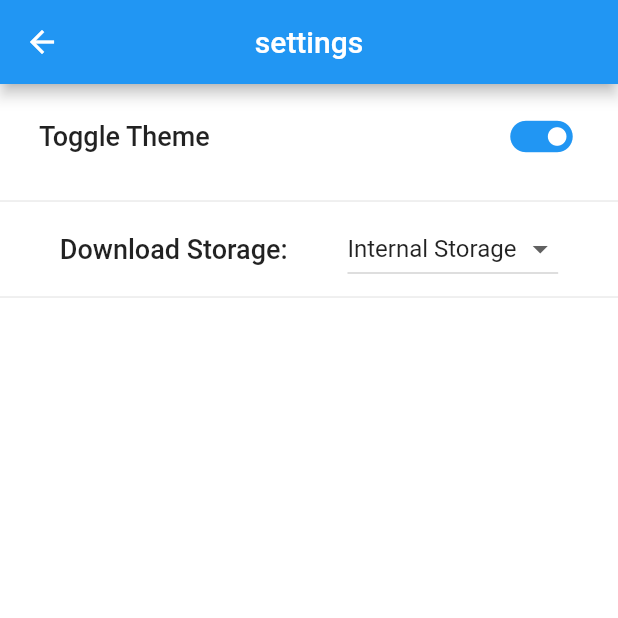
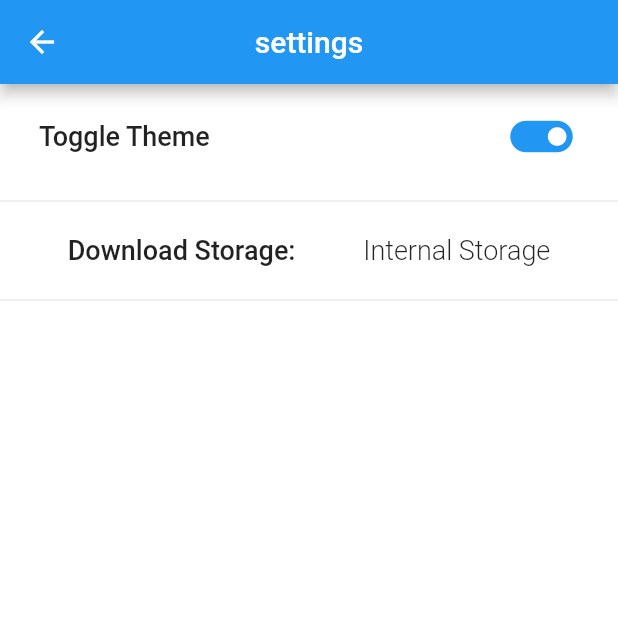
Before and after one commit to Ammourie/Wallpaper-Abyss, a Flutter app: the screen it shows after launch, after a tap on the "view headline" icon, after a tap on "settings", on a phone screen of 412 x 824 dp, the top half of it. Run offline on Flutter 3.47's test engine with Material 2 defaults, Android fonts, the light colour scheme and no system bars; our stand-ins replace flutter_cache_manager, flutter_tags, fluttertoast, open_file, permission_handler, shared_preferences and 1 more; missing offline and left inert: flutter_downloader; accounts and stored records are empty; network calls fail; statements that could not run were skipped.

Commit message:
some bugs fixed

```diff
--- a/lib/notifires/settings_notifire.dart
+++ b/lib/notifires/settings_notifire.dart
@@ -18,39 +18,25 @@ class SettingsNotifire extends ChangeNotifier {
     scaffoldBackgroundColor: Colors.white,
   );
 
-  bool _flag = false;
-  bool _storageLocation = false;
+  bool _themeFlag = false;
 
   SharedPreferences _flagStorage;
   void init() async {
     _flagStorage = await SharedPreferences.getInstance();
     if (_flagStorage.containsKey("flag")) {
-      _flag = _flagStorage.getBool("flag");
+      _themeFlag = _flagStorage.getBool("flag");
     } else {
       _flagStorage.setBool("flag", false);
-    }
-    if (_flagStorage.containsKey("storageLocation")) {
-      _storageLocation = _flagStorage.getBool("storageLocation");
-    } else {
-      _flagStorage.setBool("storageLocation", false);
     }
     notifyListeners();
   }
 
-  bool get flag => _flag;
-  bool get storageLocation => _storageLocation;
-  void setStorage(bool storage) {
-    _storageLocation = storage;
-    _flagStorage.setBool("storageLocation", storage);
-
-    // print(_storageLocation);
-    notifyListeners();
-  }
+  bool get flag => _themeFlag;
 
   void toggleTheme() {
-    _flag = !_flag;
+    _themeFlag = !_themeFlag;
 
-    _flagStorage.setBool("flag", _flag);
+    _flagStorage.setBool("flag", _themeFlag);
     notifyListeners();
   }
 }
--- a/lib/pages/home.dart
+++ b/lib/pages/home.dart
@@ -105,6 +105,9 @@ class _HomeState extends State<Home> {
   @override
   Widget build(BuildContext context) {
     return Scaffold(
+      appBar: AppBar(
+        toolbarHeight: 0,
+      ),
       backgroundColor: Theme.of(context).canvasColor,
       key: mykey,
       drawer: buildDrawer(context),
--- a/lib/pages/settings.dart
+++ b/lib/pages/settings.dart
@@ -1,7 +1,7 @@
 import 'package:flutter/material.dart';
-import 'package:flutter/services.dart';
+import 'package:provider/provider.dart';
+
 import '../notifires/settings_notifire.dart';
-import 'package:provider/provider.dart';
 
 class SettingsPage extends StatelessWidget {
   @override
@@ -55,32 +55,21 @@ class SettingsPage extends StatelessWidget {
               ),
             ),
             Divider(),
-            Row(
+            SizedBox(
+              height: 50,
+              child: Row(
                 mainAxisAlignment: MainAxisAlignment.spaceEvenly,
                 children: [
                   Text(
                     "Download Storage:",
                     style: TextStyle(fontSize: 18, fontWeight: FontWeight.w500),
                   ),
-                Consumer<SettingsNotifire>(builder: (ctx, notifire, _) {
-                  return DropdownButton(
-                    items: [
-                      DropdownMenuItem(
-                        child: Text("Internal Storage"),
-                        value: false,
+                  Text(
+                    "Internal Storage",
+                    style: TextStyle(fontSize: 18, fontWeight: FontWeight.w300),
                   ),
-                      DropdownMenuItem(
-                        child: Text("External Storage"),
-                        value: true,
-                      )
                 ],
-                    onChanged: (value) {
-                      notifire.setStorage(value);
-                    },
-                    value: notifire.storageLocation,
-                  );
-                }),
-              ],
+              ),
             ),
             Divider(),
           ],
--- a/pubspec.yaml
+++ b/pubspec.yaml
@@ -42,7 +42,7 @@ dependencies:
   url_launcher: ^5.7.2
   provider: ^4.3.2+2
   shared_preferences: ^0.5.12+2
-  analyzer:
+  flutter_statusbarcolor: ^0.2.3
 
 
 
```
Also changed, not shown: lib/main.dart (+9 -17 lines), lib/pages/downloads_page.dart (+9 -3 lines), lib/pages/image.dart (+18 -17 lines), lib/wid/landscape_card.dart (+23 -27 lines), pubspec.lock, 5 other files. Lines whose indentation alone changed are shown as unchanged.
